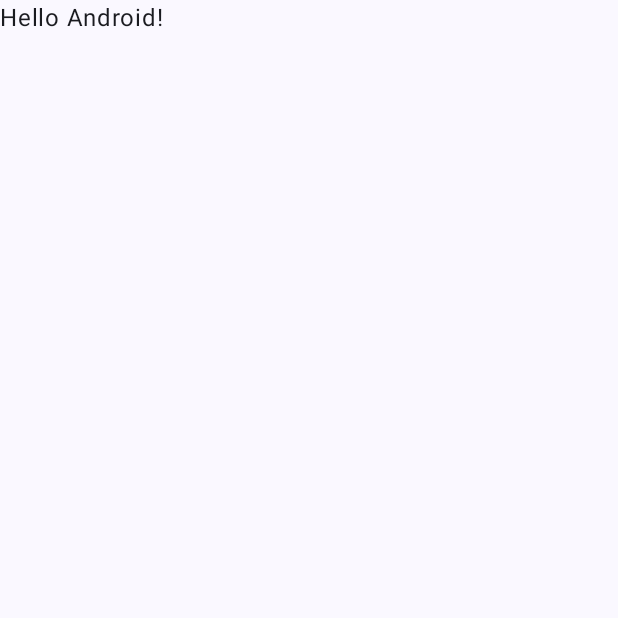
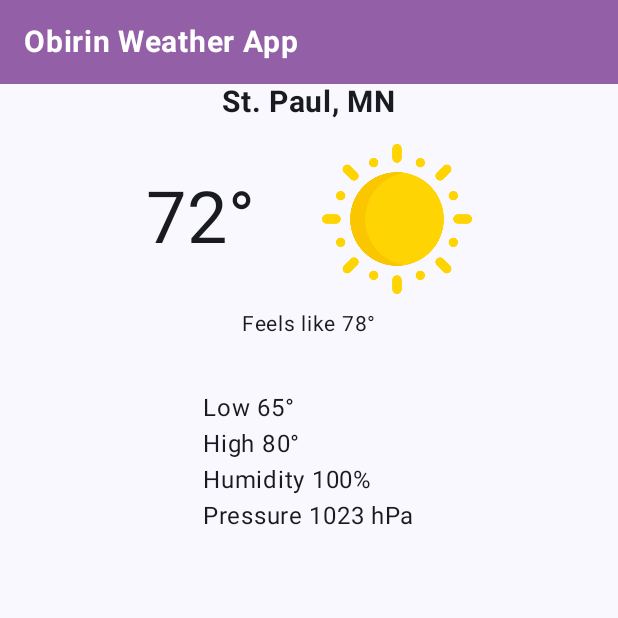
Before and after one commit to paulegbe/obirin, an Android app built with Jetpack Compose: the screen it shows after launch (MainActivity), on a phone screen of 412 x 824 dp, the top half of it. Before the commit the part shown is almost empty. Run offline under Robolectric (Android 15) with nearby library versions, the phone set to English and light mode, and no system bars.

Commit message:
Completed Assignment 2 - Added static UI for Obirin Weather App

```diff
--- a/app/src/main/java/com/example/obirinweather/MainActivity.kt
+++ b/app/src/main/java/com/example/obirinweather/MainActivity.kt
@@ -1,17 +1,39 @@
 package com.example.obirinweather
 
+
+import androidx.compose.ui.graphics.Color
 import android.os.Bundle
 import androidx.activity.ComponentActivity
 import androidx.activity.compose.setContent
 import androidx.activity.enableEdgeToEdge
+import androidx.compose.foundation.Image
+import androidx.compose.foundation.layout.Arrangement
+import androidx.compose.foundation.layout.Column
+import androidx.compose.foundation.layout.Row
+import androidx.compose.foundation.layout.Spacer
 import androidx.compose.foundation.layout.fillMaxSize
+import androidx.compose.foundation.layout.fillMaxWidth
+import androidx.compose.foundation.layout.height
 import androidx.compose.foundation.layout.padding
+import androidx.compose.foundation.layout.size
+import androidx.compose.foundation.layout.width
+import androidx.compose.material.icons.Icons
 import androidx.compose.material3.Scaffold
 import androidx.compose.material3.Text
 import androidx.compose.runtime.Composable
+import androidx.compose.ui.Alignment
 import androidx.compose.ui.Modifier
+import androidx.compose.ui.res.painterResource
+import androidx.compose.ui.text.font.FontWeight
 import androidx.compose.ui.tooling.preview.Preview
+import androidx.compose.ui.unit.dp
+import androidx.compose.ui.unit.sp
 import com.example.obirinweather.ui.theme.ObirinWeatherTheme
+import androidx.compose.material.icons.filled.AddCircle
+import androidx.compose.material3.Icon
+import androidx.compose.material3.Surface
+import androidx.compose.ui.graphics.Color.Companion.Yellow
+import androidx.compose.ui.layout.ContentScale
 
 class MainActivity : ComponentActivity() {
     override fun onCreate(savedInstanceState: Bundle?) {
@@ -20,28 +42,80 @@ class MainActivity : ComponentActivity() {
         setContent {
             ObirinWeatherTheme {
                 Scaffold( modifier = Modifier.fillMaxSize() ) { innerPadding ->
-                    Greeting(
-                        name = "Android",
-                        modifier = Modifier.padding(innerPadding)
-                    )
+                    WeatherScreen(modifier = Modifier.padding(innerPadding))
                 }
             }
         }
     }
 }
 
+
 @Composable
-fun Greeting(name: String, modifier: Modifier = Modifier) {
-    Text(
-        text = "Hello $name!",
-        modifier = modifier
-    )
+fun WeatherScreen(modifier: Modifier = Modifier){
+
+    Column (modifier = Modifier.fillMaxSize(),
+        ){
+
+        //Grey Top Bar
+        Surface(modifier = Modifier.fillMaxWidth().padding(),
+            color = Color(0xFF935FA7)
+        ){
+            Text(
+                text = "Obirin Weather App",
+                fontSize = 20.sp,
+                fontWeight = FontWeight.Bold,
+                modifier = Modifier.padding(16.dp)
+                .align(Alignment.CenterHorizontally),
+                color = Color.White
+            )
+
+        }
+    }
+
+    Column(modifier = modifier.fillMaxSize().padding(16.dp),
+        horizontalAlignment = Alignment.CenterHorizontally,
+        ){
+        Spacer(modifier = Modifier.height(40.dp))
+        Text(
+            text="St. Paul, MN",
+            fontSize = 20.sp,
+            fontWeight = FontWeight.Bold,
+            modifier = Modifier.padding()
+        )
+
+        Row(verticalAlignment = Alignment.CenterVertically,
+            modifier = Modifier.padding(top = 16.dp, bottom = 8.dp)){
+            Text (text="72°",
+                fontSize = 48.sp)
+
+            Spacer(modifier = Modifier.width(44.dp)) // Adjust spacing evenly as desired
+
+            Image(
+                painter = painterResource(R.drawable.sun),
+                contentDescription = "Sunny",
+                modifier = Modifier.size(100.dp)
+            )
+        }
+
+        Text(
+            text = "Feels like 78°",
+            fontSize = 14.sp,
+            modifier = Modifier.padding(bottom = 16.dp)
+        )
+
+        Column (modifier = Modifier.padding(top = 16.dp)){
+            Text("Low 65°", fontSize = 16.sp)
+            Text("High 80°", fontSize = 16.sp)
+            Text("Humidity 100%", fontSize = 16.sp)
+            Text("Pressure 1023 hPa", fontSize = 16.sp)
+        }
+    }
 }
 
 @Preview(showBackground = true)
 @Composable
 fun GreetingPreview() {
     ObirinWeatherTheme {
-        Greeting("Android")
+        WeatherScreen()
     }
 }
--- a/app/src/main/res/values/strings.xml
+++ b/app/src/main/res/values/strings.xml
@@ -1,3 +1,10 @@
 <resources>
     <string name="app_name">Obirin Weather</string>
+    <string name="city_name">St. Paul, MN</string>
+    <string name="current_temp">72°</string>
+    <string name="feels_like_temp">Feels like 78°</string>
+    <string name="low_temp">Low 65°</string>
+    <string name="high_temp">High 80°</string>
+    <string name="humidity">Humidity 100%</string>
+    <string name="pressure">Pressure 1023 hPa</string>
 </resources>
--- a/gradle/libs.versions.toml
+++ b/gradle/libs.versions.toml
@@ -1,5 +1,5 @@
 [versions]
-agp = "8.8.0"
+agp = "8.9.0"
 kotlin = "2.0.0"
 coreKtx = "1.10.1"
 junit = "4.13.2"
```
Also changed, not shown: app/src/main/res/drawable/sun.png (added), gradle/wrapper/gradle-wrapper.properties.
